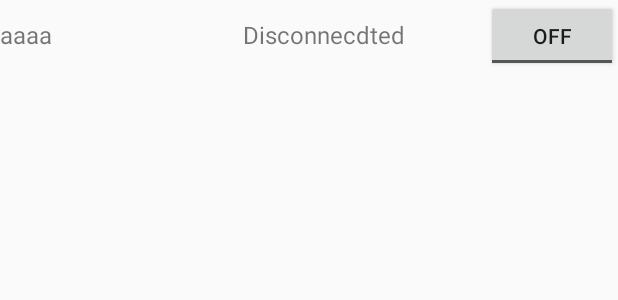
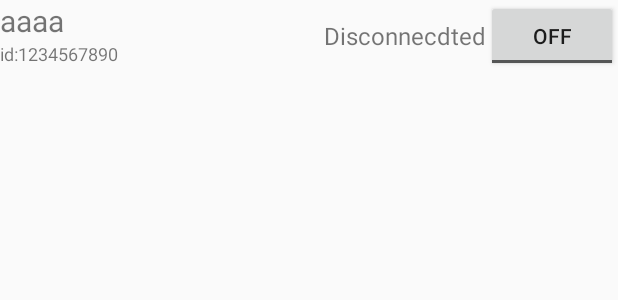
Before and after one commit to JustTrust/test_app, an Android app: the layout cell_player_list.xml on its own in the app's theme, with its tools: preview values and no code run, on a phone screen of 412 x 824 dp. Shown: the top 300 px of the screen. Run offline under Robolectric (Android 15) with nearby library versions, the phone set to English and light mode, and no system bars.

Commit message:
task number 4

```diff
--- a/Admin/AdminApp/src/main/java/com/admin/ui/adapters/PlayerAppListAdapter.java
+++ b/Admin/AdminApp/src/main/java/com/admin/ui/adapters/PlayerAppListAdapter.java
@@ -55,6 +55,7 @@ public class PlayerAppListAdapter extends BaseAdapter {
             view = inflater.inflate(R.layout.cell_player_list, null);
             holder.txt_deviceName = (TextView) view.findViewById(R.id.txt_deviceName);
             holder.txt_connStatus = (TextView) view.findViewById(R.id.txt_connStatus);
+            holder.txt_deviceId = (TextView) view.findViewById(R.id.txt_deviceId);
             holder.toggle_GPS = (ToggleButton) view.findViewById(R.id.toggle_GPS);
             view.setTag(holder);
         } else {
@@ -62,6 +63,7 @@ public class PlayerAppListAdapter extends BaseAdapter {
         }
         final UserConnectionStatus status = playersList.get(position);
         holder.txt_deviceName.setText(status.deviceName);
+        holder.txt_deviceId.setText(status.deviceID);
 
         boolean isSettingsAvailableForDevice;
 
@@ -106,5 +108,6 @@ public class PlayerAppListAdapter extends BaseAdapter {
         TextView txt_deviceName;
         TextView txt_connStatus;
         ToggleButton toggle_GPS;
+        TextView txt_deviceId;
     }
 }
--- a/Admin/AdminApp/src/main/res/layout/cell_player_list.xml
+++ b/Admin/AdminApp/src/main/res/layout/cell_player_list.xml
@@ -1,28 +1,39 @@
 <?xml version="1.0" encoding="utf-8"?>
-<LinearLayout
-    xmlns:android="http://schemas.android.com/apk/res/android"
+<RelativeLayout xmlns:android="http://schemas.android.com/apk/res/android"
     android:layout_width="match_parent"
     android:layout_height="wrap_content"
+    xmlns:tools="http://schemas.android.com/tools"
     android:orientation="horizontal">
 
     <TextView
         android:id="@+id/txt_deviceName"
-        android:layout_width="0dp"
+        android:layout_width="wrap_content"
         android:layout_height="wrap_content"
-        android:layout_weight="1"
-        android:text="aaaa"
-        android:textSize="@dimen/font_size_normal"/>
+        android:layout_alignParentStart="true"
+        tools:text="aaaa"
+        android:textSize="@dimen/font_size_middle"/>
+
+    <TextView
+        android:id="@+id/txt_deviceId"
+        android:layout_width="wrap_content"
+        android:layout_height="wrap_content"
+        android:layout_alignParentStart="true"
+        android:layout_below="@+id/txt_deviceName"
+        tools:text="id:1234567890"
+        android:textSize="@dimen/font_size_small"/>
 
     <TextView
         android:id="@+id/txt_connStatus"
-        android:layout_width="0dp"
+        android:layout_width="wrap_content"
         android:layout_height="wrap_content"
-        android:layout_weight="1"
-        android:text="Disconnecdted"
+        android:layout_toStartOf="@+id/toggle_GPS"
+        android:layout_centerVertical="true"
+        tools:text="Disconnecdted"
         android:textSize="@dimen/font_size_normal"/>
 
     <ToggleButton
         android:id="@+id/toggle_GPS"
         android:layout_width="wrap_content"
-        android:layout_height="wrap_content"/>
-</LinearLayout>
+        android:layout_height="wrap_content"
+        android:layout_alignParentEnd="true"/>
+</RelativeLayout>
--- a/Admin/AdminApp/src/main/res/values/dimens.xml
+++ b/Admin/AdminApp/src/main/res/values/dimens.xml
@@ -3,6 +3,8 @@
     <dimen name="activity_horizontal_margin">16dp</dimen>
     <dimen name="activity_vertical_margin">16dp</dimen>
     <dimen name="font_size_normal">16sp</dimen>
+    <dimen name="font_size_small">12sp</dimen>
+    <dimen name="font_size_middle">20sp</dimen>
     <dimen name="font_size_large">25dp</dimen>
     <dimen name="radius_nromal">4dp</dimen>
     <dimen name="control_height">40dp</dimen>
--- a/app/src/main/java/com/player/ui/activity/NewPlayerActivity.java
+++ b/app/src/main/java/com/player/ui/activity/NewPlayerActivity.java
@@ -409,6 +409,7 @@ public class NewPlayerActivity extends BaseActivity implements GoogleApiClient.C
         };
         settingRef.addListenerForSingleValueEvent(settingListener);
         registerFbListener(settingRef, settingListener);
+        actionBar.setDeviceId(dataManager.getDeviceId());
     }
 
     @Override
--- a/app/src/main/res/values/strings.xml
+++ b/app/src/main/res/values/strings.xml
@@ -37,4 +37,5 @@
     <string name="start_stop_time_format">HH:mm</string>
     <string name="settings">Settings</string>
     <string name="empty_phone">N.A</string>
+    <string name="id_text">id</string>
 </resources>
```
Also changed, not shown: app/src/main/java/com/player/ui/activity/SettingActivity.java (+12 -1 lines), app/src/main/java/com/player/ui/views/CustomViewGroup.java (+14 -1 lines), app/src/main/res/layout/status_header.xml (+11 -0 lines).
